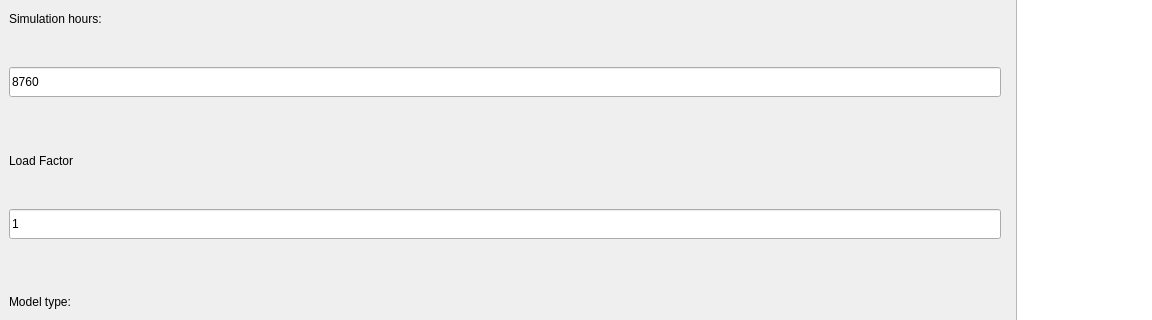
sandialabs/snl-progress, file progress/App/simulation/ui/sim_gui.ui: the form before one commit; both pictures show x 0 to 1152 and y 179 to 499 of the 1355 by 736 pixel window.
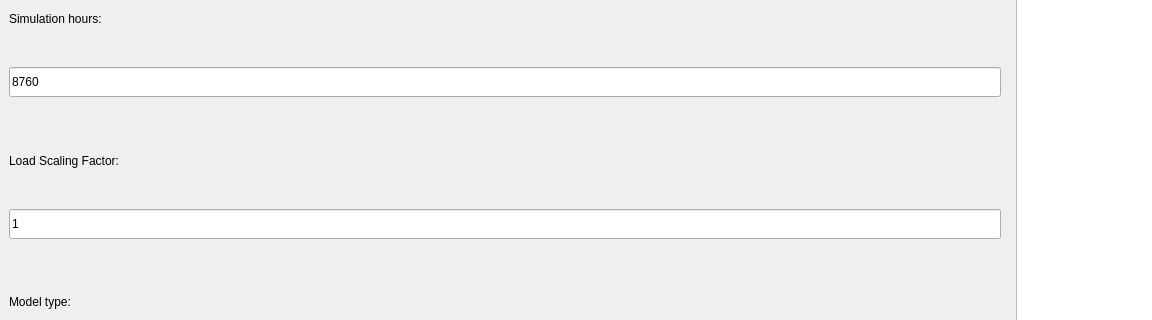
The form after the commit.

The edit to the form file:
```diff
--- a/progress/App/simulation/ui/sim_gui.ui
+++ b/progress/App/simulation/ui/sim_gui.ui
@@ -233,7 +233,7 @@
                <item>
                 <widget class="QLabel" name="label_19">
                  <property name="text">
-                  <string>Load Factor</string>
+                  <string>Load Scaling Factor:</string>
                  </property>
                 </widget>
                </item>
```
